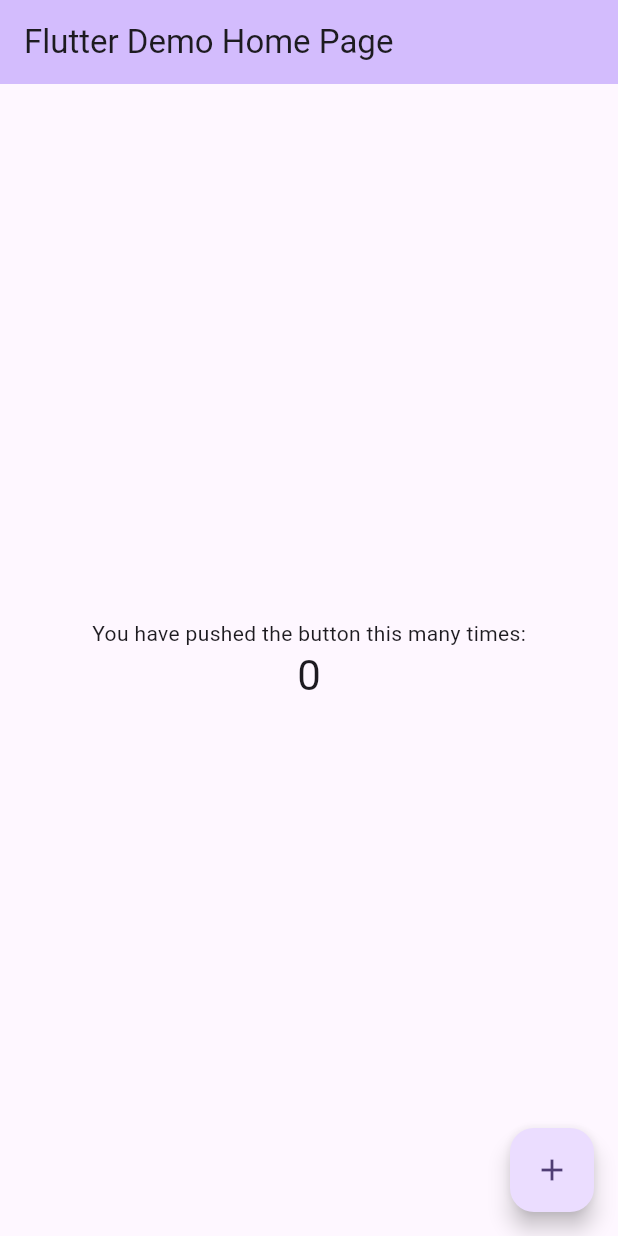
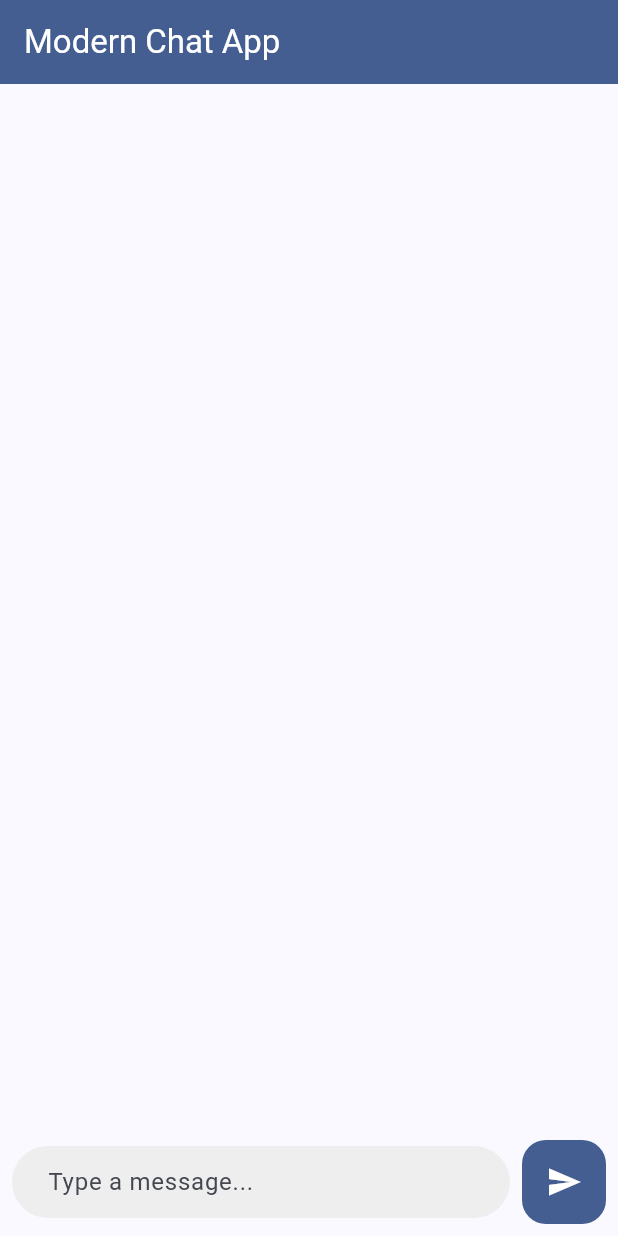
Before and after one commit to could-ai/01984000-db50-7fae-a7b1-8eb0ff86b65a, a Flutter app: the screen it shows after launch, on a phone screen of 412 x 824 dp. Run offline on Flutter 3.47's test engine with Material 3 defaults, Android fonts, the phone set to English and light mode, and no system bars.

Commit message:
Designed a modern chat app UI with message input and display, replacing the counter app.

```diff
--- a/usr/lib/main.dart
+++ b/usr/lib/main.dart
@@ -7,114 +7,115 @@ void main() {
 class MyApp extends StatelessWidget {
   const MyApp({super.key});
 
-  // This widget is the root of your application.
   @override
   Widget build(BuildContext context) {
     return MaterialApp(
-      title: 'Flutter Demo',
+      title: 'Modern Chat App',
       debugShowCheckedModeBanner: false,
       theme: ThemeData(
-        // This is the theme of your application.
-        //
-        // TRY THIS: Try running your application with "flutter run". You'll see
-        // the application has a purple toolbar. Then, without quitting the app,
-        // try changing the seedColor in the colorScheme below to Colors.green
-        // and then invoke "hot reload" (save your changes or press the "hot
-        // reload" button in a Flutter-supported IDE, or press "r" if you used
-        // the command line to start the app).
-        //
-        // Notice that the counter didn't reset back to zero; the application
-        // state is not lost during the reload. To reset the state, use hot
-        // restart instead.
-        //
-        // This works for code too, not just values: Most code changes can be
-        // tested with just a hot reload.
-        colorScheme: ColorScheme.fromSeed(seedColor: Colors.deepPurple),
+        colorScheme: ColorScheme.fromSeed(seedColor: Colors.blueAccent),
+        useMaterial3: true,
       ),
-      home: const MyHomePage(title: 'Flutter Demo Home Page'),
+      home: const ChatScreen(),
     );
   }
 }
 
-class MyHomePage extends StatefulWidget {
-  const MyHomePage({super.key, required this.title});
-
-  // This widget is the home page of your application. It is stateful, meaning
-  // that it has a State object (defined below) that contains fields that affect
-  // how it looks.
-
-  // This class is the configuration for the state. It holds the values (in this
-  // case the title) provided by the parent (in this case the App widget) and
-  // used by the build method of the State. Fields in a Widget subclass are
-  // always marked "final".
-
-  final String title;
+class ChatScreen extends StatefulWidget {
+  const ChatScreen({super.key});
 
   @override
-  State<MyHomePage> createState() => _MyHomePageState();
+  State<ChatScreen> createState() => _ChatScreenState();
 }
 
-class _MyHomePageState extends State<MyHomePage> {
-  int _counter = 0;
+class _ChatScreenState extends State<ChatScreen> {
+  final TextEditingController _messageController = TextEditingController();
+  final List<String> _messages = [];
 
-  void _incrementCounter() {
-    setState(() {
-      // This call to setState tells the Flutter framework that something has
-      // changed in this State, which causes it to rerun the build method below
-      // so that the display can reflect the updated values. If we changed
-      // _counter without calling setState(), then the build method would not be
-      // called again, and so nothing would appear to happen.
-      _counter++;
-    });
+  void _sendMessage() {
+    if (_messageController.text.isNotEmpty) {
+      setState(() {
+        _messages.add(_messageController.text);
+        _messageController.clear();
+      });
+    }
   }
 
   @override
   Widget build(BuildContext context) {
-    // This method is rerun every time setState is called, for instance as done
-    // by the _incrementCounter method above.
-    //
-    // The Flutter framework has been optimized to make rerunning build methods
-    // fast, so that you can just rebuild anything that needs updating rather
-    // than having to individually change instances of widgets.
     return Scaffold(
       appBar: AppBar(
-        // TRY THIS: Try changing the color here to a specific color (to
-        // Colors.amber, perhaps?) and trigger a hot reload to see the AppBar
-        // change color while the other colors stay the same.
-        backgroundColor: Theme.of(context).colorScheme.inversePrimary,
-        // Here we take the value from the MyHomePage object that was created by
-        // the App.build method, and use it to set our appbar title.
-        title: Text(widget.title),
+        title: const Text('Modern Chat App'),
+        backgroundColor: Theme.of(context).colorScheme.primary,
+        foregroundColor: Colors.white,
+        elevation: 4,
       ),
-      body: Center(
-        // Center is a layout widget. It takes a single child and positions it
-        // in the middle of the parent.
-        child: Column(
-          // Column is also a layout widget. It takes a list of children and
-          // arranges them vertically. By default, it sizes itself to fit its
-          // children horizontally, and tries to be as tall as its parent.
-          //
-          // Column has various properties to control how it sizes itself and
-          // how it positions its children. Here we use mainAxisAlignment to
-          // center the children vertically; the main axis here is the vertical
-          // axis because Columns are vertical (the cross axis would be
-          // horizontal).
-          //
-          // TRY THIS: Invoke "debug painting" (choose the "Toggle Debug Paint"
-          // action in the IDE, or press "p" in the console), to see the
-          // wireframe for each widget.
-          mainAxisAlignment: MainAxisAlignment.center,
-          children: <Widget>[
-            const Text('You have pushed the button this many times:'),
-            Text('$_counter', style: Theme.of(context).textTheme.headlineMedium),
-          ],
-        ),
+      body: Column(
+        children: <Widget>[
+          Expanded(
+            child: ListView.builder(
+              padding: const EdgeInsets.all(8.0),
+              reverse: true, // To show new messages at the bottom
+              itemCount: _messages.length,
+              itemBuilder: (context, index) {
+                final message = _messages[_messages.length - 1 - index]; // Display in correct order
+                return Align(
+                  alignment: Alignment.centerRight, // Simulate sender message alignment
+                  child: Container(
+                    margin: const EdgeInsets.symmetric(vertical: 4.0),
+                    padding: const EdgeInsets.all(12.0),
+                    decoration: BoxDecoration(
+                      color: Theme.of(context).colorScheme.primary.withOpacity(0.8),
+                      borderRadius: BorderRadius.circular(20.0),
+                    ),
+                    child: Text(
+                      message,
+                      style: const TextStyle(color: Colors.white, fontSize: 16.0),
+                    ),
+                  ),
+                );
+              },
+            ),
+          ),
+          Padding(
+            padding: const EdgeInsets.all(8.0),
+            child: Row(
+              children: <Widget>[
+                Expanded(
+                  child: TextField(
+                    controller: _messageController,
+                    decoration: InputDecoration(
+                      hintText: 'Type a message...',
+                      border: OutlineInputBorder(
+                        borderRadius: BorderRadius.circular(25.0),
+                        borderSide: BorderSide.none,
+                      ),
+                      filled: true,
+                      fillColor: Colors.grey[200],
+                      contentPadding: const EdgeInsets.symmetric(horizontal: 20.0, vertical: 10.0),
+                    ),
+                    onSubmitted: (_) => _sendMessage(),
+                  ),
+                ),
+                const SizedBox(width: 8.0),
+                FloatingActionButton(
+                  onPressed: _sendMessage,
+                  backgroundColor: Theme.of(context).colorScheme.primary,
+                  foregroundColor: Colors.white,
+                  elevation: 0,
+                  child: const Icon(Icons.send),
+                ),
+              ],
+            ),
+          ),
+        ],
       ),
-      floatingActionButton: FloatingActionButton(
-        onPressed: _incrementCounter,
-        tooltip: 'Increment',
-        child: const Icon(Icons.add),
-      ), // This trailing comma makes auto-formatting nicer for build methods.
     );
   }
+
+  @override
+  void dispose() {
+    _messageController.dispose();
+    super.dispose();
+  }
 }
```
